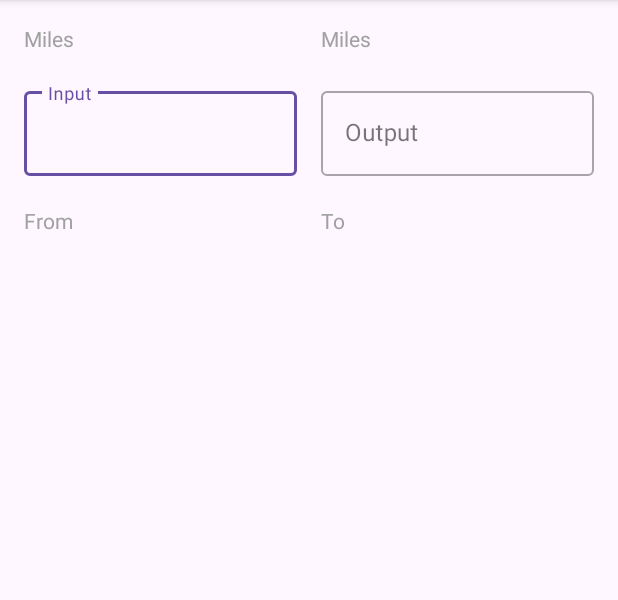
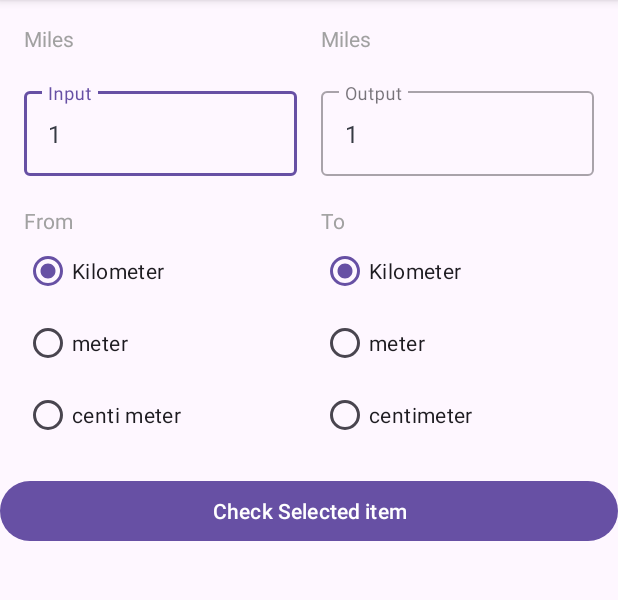
Before and after one commit to ArqamQazi/UnitConverter, an Android app: the Length screen opened directly, with no data from a screen before it, on a phone screen of 412 x 824 dp, the part 96-696 px from its top. Run offline under Robolectric (Android 15) with nearby library versions, the phone set to English and light mode, and no system bars.

Commit message:
Added Radio Buttons

```diff
--- a/app/src/main/java/com/example/unitconverter2/common/Length.java
+++ b/app/src/main/java/com/example/unitconverter2/common/Length.java
@@ -1,14 +1,44 @@
 package com.example.unitconverter2.common;
 
 import android.os.Bundle;
-import android.widget.ArrayAdapter;
-import android.widget.AutoCompleteTextView;
+import android.widget.Button;
+import android.widget.RadioButton;
+import android.widget.RadioGroup;
 
 import androidx.appcompat.app.AppCompatActivity;
+import androidx.appcompat.widget.AppCompatEditText;
 
 import com.example.unitconverter2.R;
 
 public class Length extends AppCompatActivity {
+
+
+    // Radio Buttons
+    RadioButton iRadioButton;
+    RadioButton oRadioButton;
+
+    RadioButton ikm;
+    RadioButton im;
+    RadioButton icm;
+
+    RadioButton okm;
+    RadioButton om;
+    RadioButton ocm;
+
+
+    // Input and Output Text Field
+    AppCompatEditText inputValue;
+    AppCompatEditText outputValue;
+
+    // Radio Group button and convert button
+    RadioGroup iRadioGroup;
+    RadioGroup oRadioGroup;
+    Button convertButton;
+
+
+
+
+
 
     @Override
     protected void onCreate(Bundle savedInstanceState) {
@@ -16,5 +46,71 @@ public class Length extends AppCompatActivity {
         setContentView(R.layout.activity_length);
 
 
+        inputValue = findViewById(R.id.et_name_input);
+        outputValue = findViewById(R.id.et_name_output);
+        convertButton = findViewById(R.id.tmp_btn);
+
+        //Input Radio Buttons
+        iRadioGroup = findViewById(R.id.i_radio_buttons);
+        ikm = findViewById(R.id.i_km);
+        im = findViewById(R.id.i_m);
+        icm = findViewById(R.id.i_cm);
+
+        // Output Radio Buttons
+        oRadioGroup = findViewById(R.id.o_radio_buttons);
+        okm = findViewById(R.id.o_km);
+        om = findViewById(R.id.o_m);
+        ocm = findViewById(R.id.o_cm);
+
+        // set default options
+
+        ikm.setChecked(true);
+        okm.setChecked(true);
+
+
+
+
+
+
+
+    }
+    public void convertUnits() {
+        String inputString = inputValue.getText().toString();
+        double inputValueDouble;
+
+        try {
+            inputValueDouble = Double.parseDouble(inputString);
+        } catch (NumberFormatException e) {
+            inputValueDouble = 0.0;
+        }
+
     }
 }
+
+
+
+// This is the dead code but it might awake
+//
+//        iRadioGroup.setOnCheckedChangeListener(new RadioGroup.OnCheckedChangeListener() {
+//    @Override
+//    public void onCheckedChanged(RadioGroup group, int checkedId) {
+//        // Find the radio button that was selected
+//        iRadioButton = findViewById(checkedId);
+//
+//        // Display a Toast message with the selected radio button text
+//        Toast.makeText(getApplicationContext(), "Selected: " + iRadioButton.getText(), Toast.LENGTH_SHORT).show();
+//    }
+//});
+//
+//
+//        oRadioGroup.setOnCheckedChangeListener(new RadioGroup.OnCheckedChangeListener() {
+//    @Override
+//    public void onCheckedChanged(RadioGroup group, int checkedId) {
+//        // Find the radio button that was selected
+//        oRadioButton = findViewById(checkedId);
+//
+//        // Display a Toast message with the selected radio button text
+//        Toast.makeText(getApplicationContext(), "Selected: " + oRadioButton.getText(),
+//                Toast.LENGTH_SHORT).show();
+//    }
+//});
--- a/app/src/main/res/layout/activity_length.xml
+++ b/app/src/main/res/layout/activity_length.xml
@@ -41,9 +41,10 @@
                     android:layout_width="match_parent"
                     android:layout_height="wrap_content"
                     android:hint="Input"
-                    android:inputType="textCapWords"
+                    android:inputType="number"
                     android:textColor="#363A43"
                     android:textColorHint="#7A8089"
+                    android:text="1"
                     />
             </com.google.android.material.textfield.TextInputLayout>
 
@@ -56,6 +57,33 @@
                 android:layout_marginTop="20dp"
             />
 
+            <RadioGroup
+                android:id="@+id/i_radio_buttons"
+                android:layout_width="match_parent"
+                android:layout_height="wrap_content">
+
+                <RadioButton
+                    android:id="@+id/i_km"
+                    android:layout_width="match_parent"
+                    android:layout_height="wrap_content"
+                    android:text="Kilometer"
+                />
+
+                <RadioButton
+                    android:id="@+id/i_m"
+                    android:layout_width="match_parent"
+                    android:layout_height="wrap_content"
+                    android:text="meter"
+                />
+
+                <RadioButton
+                    android:id="@+id/i_cm"
+                    android:layout_width="match_parent"
+                    android:layout_height="wrap_content"
+                    android:text="centi meter"
+                />
+
+            </RadioGroup>
 
 
         </LinearLayout>
@@ -85,9 +113,10 @@
                     android:layout_width="match_parent"
                     android:layout_height="wrap_content"
                     android:hint="Output"
-                    android:inputType="textCapWords"
+                    android:inputType="number"
                     android:textColor="#363A43"
                     android:textColorHint="#7A8089"
+                    android:text="1"
                     />
             </com.google.android.material.textfield.TextInputLayout>
 
@@ -100,11 +129,48 @@
                 android:layout_marginTop="20dp"
                 />
 
+
+            <RadioGroup
+                android:id="@+id/o_radio_buttons"
+                android:layout_width="match_parent"
+                android:layout_height="wrap_content">
+
+                <RadioButton
+                    android:id="@+id/o_km"
+
+                    android:layout_width="match_parent"
+                    android:layout_height="wrap_content"
+                    android:text="Kilometer"
+                    />
+
+                <RadioButton
+                    android:id="@+id/o_m"
+                    android:layout_width="match_parent"
+                    android:layout_height="wrap_content"
+                    android:text="meter"
+                    />
+
+                <RadioButton
+                    android:id="@+id/o_cm"
+                    android:layout_width="match_parent"
+                    android:layout_height="wrap_content"
+                    android:text="centimeter"
+                    />
+
+            </RadioGroup>
+
+
         </LinearLayout>
 
 
 
     </LinearLayout>
 
+    <Button
+        android:id="@+id/tmp_btn"
+        android:layout_width="match_parent"
+        android:layout_height="wrap_content"
+        android:text="Check Selected item"/>
+
 
 </LinearLayout>
```
